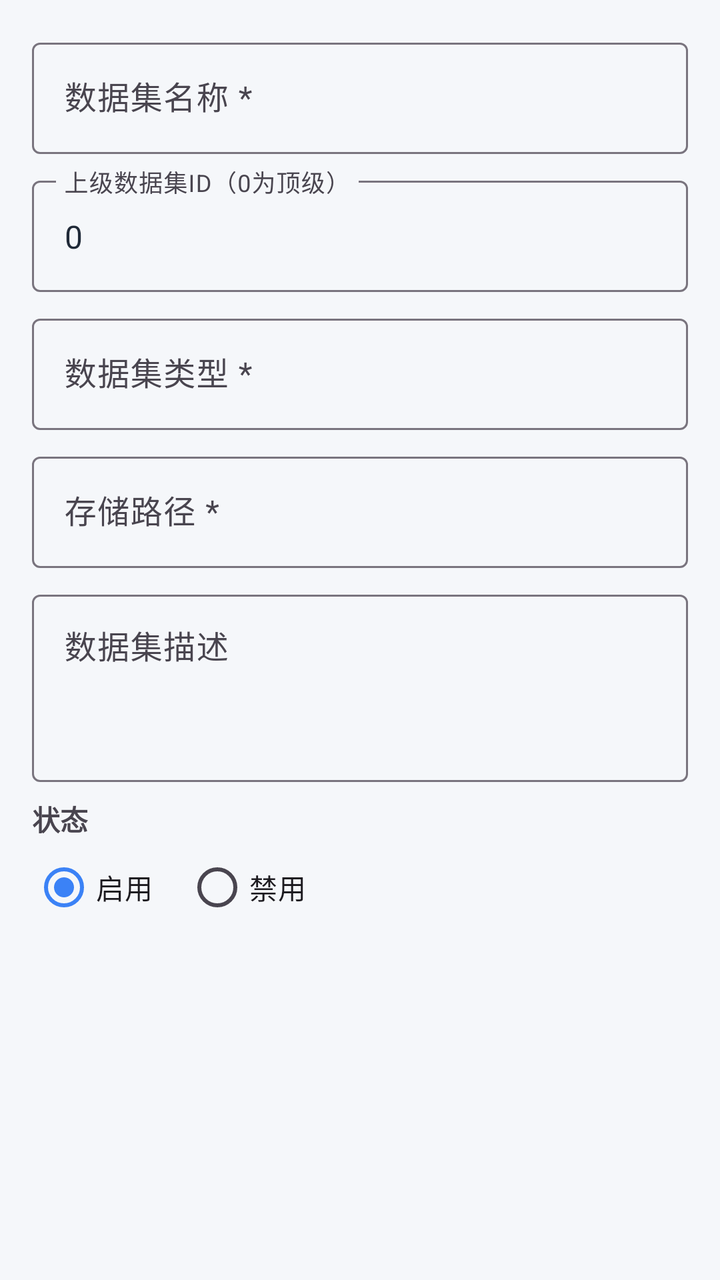
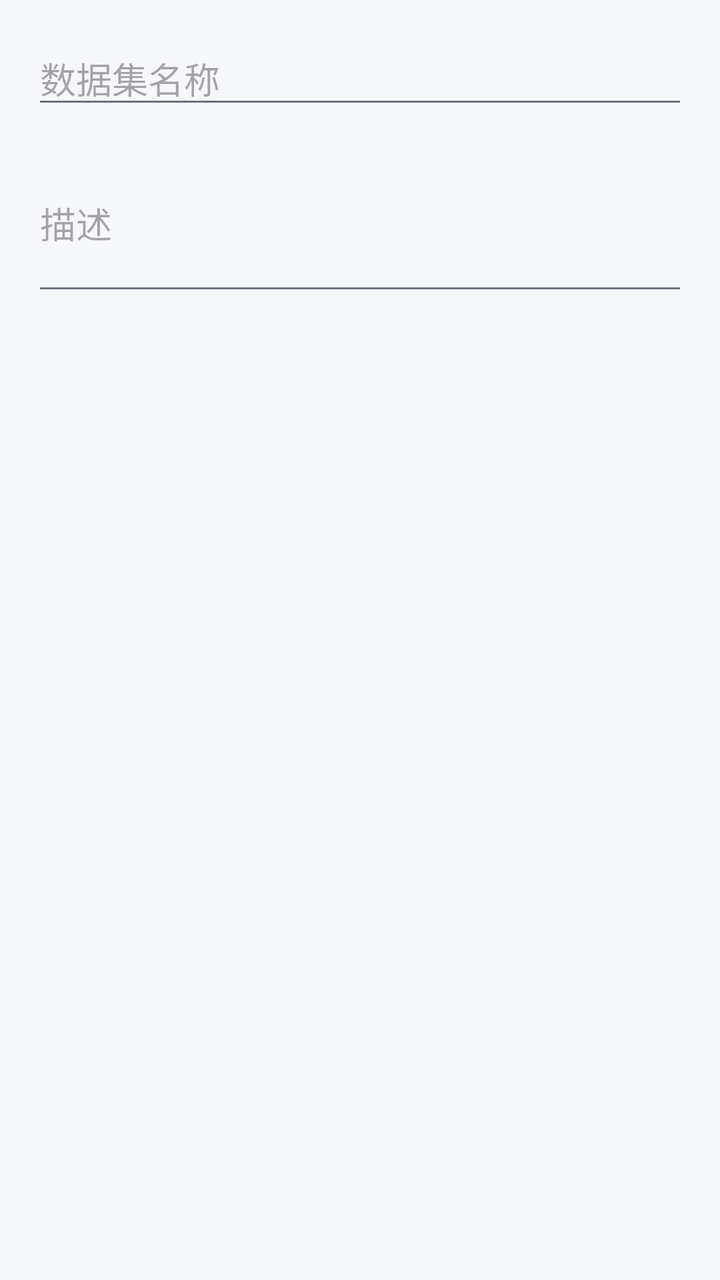

Screens rendered from an Android XML layout before and after an edit, with the pre-edit source and the edit as a unified diff.
<!-- AndroidManifest.xml: application theme Theme.Dehaze -->
<!-- res/layout/dialog_dataset_form.xml -->
<?xml version="1.0" encoding="utf-8"?>
<ScrollView xmlns:android="http://schemas.android.com/apk/res/android"
    android:layout_width="match_parent"
    android:layout_height="wrap_content">

    <LinearLayout
        android:layout_width="match_parent"
        android:layout_height="wrap_content"
        android:orientation="vertical"
        android:padding="16dp">

        <com.google.android.material.textfield.TextInputLayout
            android:layout_width="match_parent"
            android:layout_height="wrap_content"
            android:hint="数据集名称 *">

            <com.google.android.material.textfield.TextInputEditText
                android:id="@+id/et_name"
                android:layout_width="match_parent"
                android:layout_height="wrap_content"
                android:inputType="text" />

        </com.google.android.material.textfield.TextInputLayout>

        <com.google.android.material.textfield.TextInputLayout
            android:layout_width="match_parent"
            android:layout_height="wrap_content"
            android:layout_marginTop="8dp"
            android:hint="上级数据集ID（0为顶级）">

            <com.google.android.material.textfield.TextInputEditText
                android:id="@+id/et_parent_id"
                android:layout_width="match_parent"
                android:layout_height="wrap_content"
                android:inputType="number"
                android:text="0" />

        </com.google.android.material.textfield.TextInputLayout>

        <com.google.android.material.textfield.TextInputLayout
            android:layout_width="match_parent"
            android:layout_height="wrap_content"
            android:layout_marginTop="8dp"
            android:hint="数据集类型 *">

            <com.google.android.material.textfield.TextInputEditText
                android:id="@+id/et_type"
                android:layout_width="match_parent"
                android:layout_height="wrap_content"
                android:inputType="text" />

        </com.google.android.material.textfield.TextInputLayout>

        <com.google.android.material.textfield.TextInputLayout
            android:layout_width="match_parent"
            android:layout_height="wrap_content"
            android:layout_marginTop="8dp"
            android:hint="存储路径 *">

            <com.google.android.material.textfield.TextInputEditText
                android:id="@+id/et_path"
                android:layout_width="match_parent"
                android:layout_height="wrap_content"
                android:inputType="text" />

        </com.google.android.material.textfield.TextInputLayout>

        <com.google.android.material.textfield.TextInputLayout
            android:layout_width="match_parent"
            android:layout_height="wrap_content"
            android:layout_marginTop="8dp"
            android:hint="数据集描述">

            <com.google.android.material.textfield.TextInputEditText
                android:id="@+id/et_description"
                android:layout_width="match_parent"
                android:layout_height="wrap_content"
                android:gravity="top"
                android:inputType="textMultiLine"
                android:lines="3" />

        </com.google.android.material.textfield.TextInputLayout>

        <TextView
            android:layout_width="wrap_content"
            android:layout_height="wrap_content"
            android:layout_marginTop="8dp"
            android:text="状态"
            android:textStyle="bold" />

        <RadioGroup
            android:id="@+id/rg_status"
            android:layout_width="match_parent"
            android:layout_height="wrap_content"
            android:orientation="horizontal">

            <RadioButton
                android:id="@+id/rb_status_enable"
                android:layout_width="wrap_content"
                android:layout_height="wrap_content"
                android:checked="true"
                android:text="启用" />

            <RadioButton
                android:id="@+id/rb_status_disable"
                android:layout_width="wrap_content"
                android:layout_height="wrap_content"
                android:layout_marginStart="16dp"
                android:text="禁用" />

        </RadioGroup>

    </LinearLayout>

</ScrollView>
<!-- resources referenced by this layout -->
<resources>
  <style name="Theme.Dehaze" parent="Base.Theme.Dehaze">
          
          <item name="colorPrimary">@color/brand_primary</item>
          <item name="colorPrimaryVariant">@color/brand_primary_dark</item>
          <item name="colorOnPrimary">@color/white</item>
          <item name="colorSecondary">@color/brand_secondary</item>
          <item name="colorOnSecondary">@color/white</item>
          <item name="android:colorBackground">@color/bg_page</item>
          <item name="colorSurface">@color/bg_card</item>
          <item name="android:statusBarColor">@color/brand_primary</item>
      </style>
  <style name="Base.Theme.Dehaze" parent="Theme.Material3.DayNight.NoActionBar">
          
          <item name="colorPrimary">@color/brand_primary</item>
          <item name="colorPrimaryVariant">@color/brand_primary_dark</item>
          <item name="colorOnPrimary">@color/white</item>
          
          <item name="colorSecondary">@color/brand_secondary</item>
          <item name="colorOnSecondary">@color/white</item>
          
          <item name="android:colorBackground">@color/bg_page</item>
          <item name="colorSurface">@color/bg_card</item>
          <item name="colorOnSurface">@color/text_primary</item>
          
          <item name="colorError">@color/color_error</item>
          
          <item name="android:statusBarColor">@color/brand_primary</item>
          <item name="android:windowLightStatusBar">false</item>
          
          <item name="android:fontFamily">sans-serif</item>
          <item name="android:textColorPrimary">@color/text_primary</item>
          <item name="android:textColorSecondary">@color/text_secondary</item>
      </style>
  <color name="brand_primary">#FF3B82F6</color>
  <color name="brand_primary_dark">#FF6366F1</color>
  <color name="white">#FFFFFFFF</color>
  <color name="brand_secondary">#FF4285F4</color>
  <color name="bg_page">#FFF5F7FA</color>
  <color name="bg_card">#FFFFFFFF</color>
  <color name="text_primary">#FF1F2937</color>
  <color name="color_error">#FFF44336</color>
  <color name="text_secondary">#FF6B7280</color>
</resources>

<!-- the commit's change to res/layout/dialog_dataset_form.xml (unified diff, before → after) -->
@@ -1,115 +1,23 @@
 <?xml version="1.0" encoding="utf-8"?>
-<ScrollView xmlns:android="http://schemas.android.com/apk/res/android"
+<LinearLayout xmlns:android="http://schemas.android.com/apk/res/android"
     android:layout_width="match_parent"
-    android:layout_height="wrap_content">
+    android:layout_height="wrap_content"
+    android:orientation="vertical"
+    android:padding="16dp">
 
-    <LinearLayout
+    <EditText
+        android:id="@+id/et_name"
         android:layout_width="match_parent"
         android:layout_height="wrap_content"
-        android:orientation="vertical"
-        android:padding="16dp">
+        android:hint="数据集名称"
+        android:inputType="text" />
 
-        <com.google.android.material.textfield.TextInputLayout
-            android:layout_width="match_parent"
-            android:layout_height="wrap_content"
-            android:hint="数据集名称 *">
-
-            <com.google.android.material.textfield.TextInputEditText
-                android:id="@+id/et_name"
-                android:layout_width="match_parent"
-                android:layout_height="wrap_content"
-                android:inputType="text" />
-
-        </com.google.android.material.textfield.TextInputLayout>
-
-        <com.google.android.material.textfield.TextInputLayout
-            android:layout_width="match_parent"
-            android:layout_height="wrap_content"
-            android:layout_marginTop="8dp"
-            android:hint="上级数据集ID（0为顶级）">
-
-            <com.google.android.material.textfield.TextInputEditText
-                android:id="@+id/et_parent_id"
-                android:layout_width="match_parent"
-                android:layout_height="wrap_content"
-                android:inputType="number"
-                android:text="0" />
-
-        </com.google.android.material.textfield.TextInputLayout>
-
-        <com.google.android.material.textfield.TextInputLayout
-            android:layout_width="match_parent"
-            android:layout_height="wrap_content"
-            android:layout_marginTop="8dp"
-            android:hint="数据集类型 *">
-
-            <com.google.android.material.textfield.TextInputEditText
-                android:id="@+id/et_type"
-                android:layout_width="match_parent"
-                android:layout_height="wrap_content"
-                android:inputType="text" />
-
-        </com.google.android.material.textfield.TextInputLayout>
-
-        <com.google.android.material.textfield.TextInputLayout
-            android:layout_width="match_parent"
-            android:layout_height="wrap_content"
-            android:layout_marginTop="8dp"
-            android:hint="存储路径 *">
-
-            <com.google.android.material.textfield.TextInputEditText
-                android:id="@+id/et_path"
-                android:layout_width="match_parent"
-                android:layout_height="wrap_content"
-                android:inputType="text" />
-
-        </com.google.android.material.textfield.TextInputLayout>
-
-        <com.google.android.material.textfield.TextInputLayout
-            android:layout_width="match_parent"
-            android:layout_height="wrap_content"
-            android:layout_marginTop="8dp"
-            android:hint="数据集描述">
-
-            <com.google.android.material.textfield.TextInputEditText
-                android:id="@+id/et_description"
-                android:layout_width="match_parent"
-                android:layout_height="wrap_content"
-                android:gravity="top"
-                android:inputType="textMultiLine"
-                android:lines="3" />
-
-        </com.google.android.material.textfield.TextInputLayout>
-
-        <TextView
-            android:layout_width="wrap_content"
-            android:layout_height="wrap_content"
-            android:layout_marginTop="8dp"
-            android:text="状态"
-            android:textStyle="bold" />
-
-        <RadioGroup
-            android:id="@+id/rg_status"
-            android:layout_width="match_parent"
-            android:layout_height="wrap_content"
-            android:orientation="horizontal">
-
-            <RadioButton
-                android:id="@+id/rb_status_enable"
-                android:layout_width="wrap_content"
-                android:layout_height="wrap_content"
-                android:checked="true"
-                android:text="启用" />
-
-            <RadioButton
-                android:id="@+id/rb_status_disable"
-                android:layout_width="wrap_content"
-                android:layout_height="wrap_content"
-                android:layout_marginStart="16dp"
-                android:text="禁用" />
-
-        </RadioGroup>
-
-    </LinearLayout>
-
-</ScrollView>
+    <EditText
+        android:id="@+id/et_description"
+        android:layout_width="match_parent"
+        android:layout_height="wrap_content"
+        android:hint="描述"
+        android:inputType="textMultiLine"
+        android:minLines="3"
+        android:layout_marginTop="8dp" />
+</LinearLayout>
